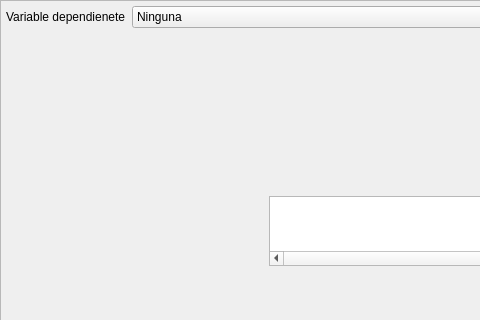
First picture: the form in ui_src/FS/Componentes.ui, repository elagabalus01/myner, before the edit; both pictures show x 0 to 480 and y 0 to 320 of the 794 by 434 pixel window.
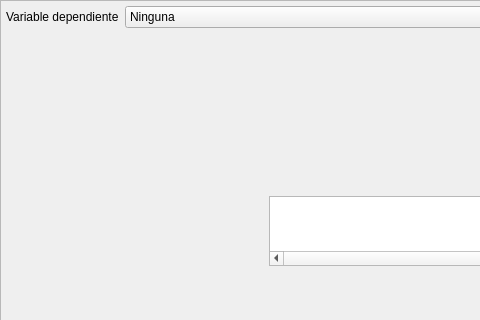
Second picture: the form after the edit.

Commit message: Correción de errores ortográficos

The edit to the form file:
```diff
--- a/ui_src/FS/Componentes.ui
+++ b/ui_src/FS/Componentes.ui
@@ -65,7 +65,7 @@
           </sizepolicy>
          </property>
          <property name="text">
-          <string>Variable dependienete</string>
+          <string>Variable dependiente</string>
          </property>
         </widget>
        </item>
```
The commit also changes 2 other files.
